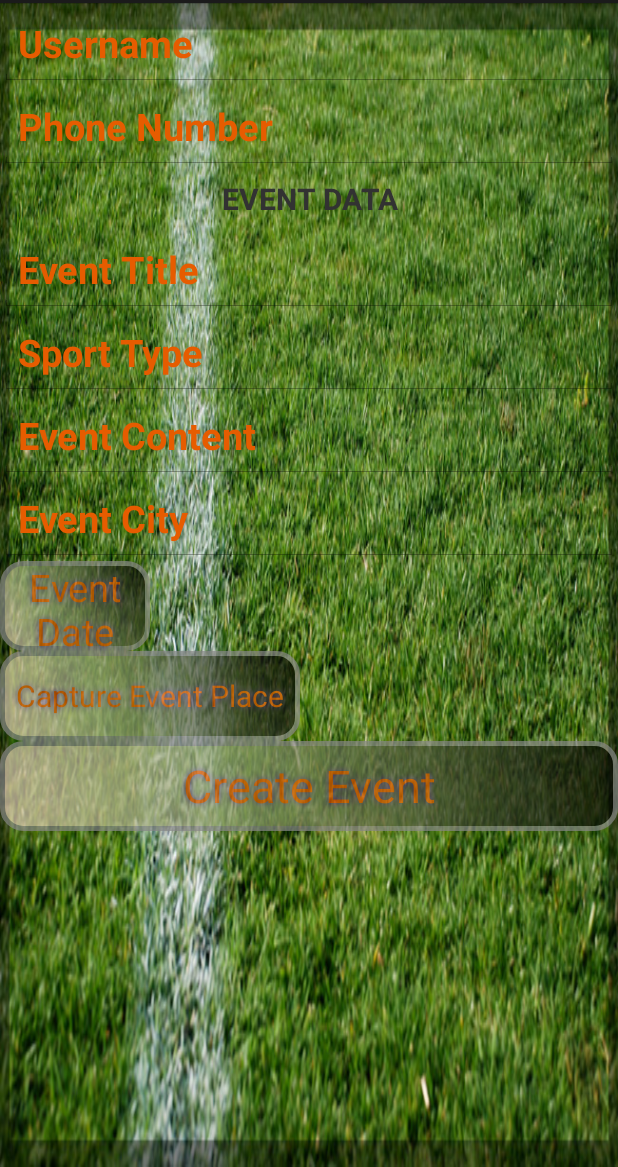
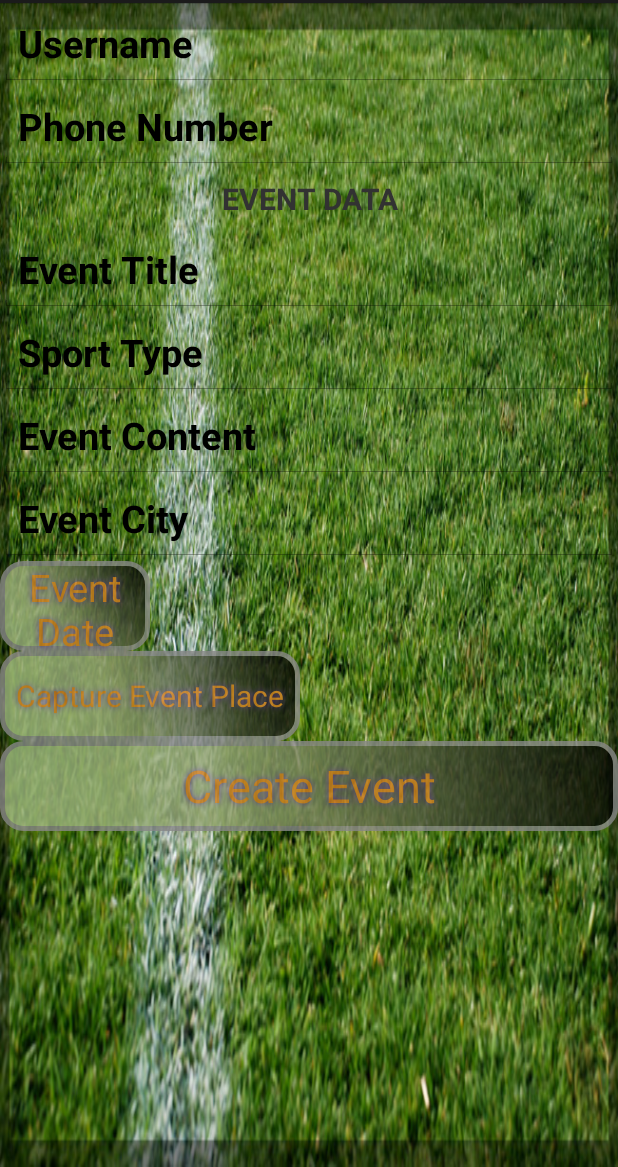
Before and after one commit to stefanNaumov/FredFlintstone, an Android app: the RegisterEventActivity screen opened directly, with no data from a screen before it, on a phone screen of 412 x 824 dp, the part 69-1236 px from its top. Run offline under Robolectric (Android 15) with nearby library versions, the phone set to English and light mode, and no system bars; libraries missing offline, so code that uses them is left out: com.telerik.everlive; 1 statement that could not run was skipped.

Commit message:
fixed buttons

```diff
--- a/app/src/main/res/drawable-hdpi/button_shape.xml
+++ b/app/src/main/res/drawable-hdpi/button_shape.xml
@@ -7,7 +7,7 @@
         android:angle="45"
         android:centerX="35%"
         android:centerColor="#98A877"
-        android:startColor="#E8D2BA"
+        android:startColor="#9EB87F"
         android:endColor="#000000"
         android:type="linear"
         />
--- a/app/src/main/res/layout/register_event_layout.xml
+++ b/app/src/main/res/layout/register_event_layout.xml
@@ -14,7 +14,7 @@
             android:layout_height="55dp"
             android:hint="@string/username"
             android:id="@+id/userNameInput"
-            android:textColorHint="@color/text_color_orange"
+            android:textColorHint="@color/color_black"
             android:textStyle="bold"
             android:textSize="25sp"/>
         <EditText
@@ -22,7 +22,7 @@
             android:layout_height="55dp"
             android:hint="@string/phoneNumber"
             android:id="@+id/userPhoneInput"
-            android:textColorHint="@color/text_color_orange"
+            android:textColorHint="@color/color_black"
             android:textStyle="bold"
             android:textSize="25sp"/>
         <TextView
@@ -31,7 +31,7 @@
             android:text="@string/eventDataSeparator"
             android:id="@+id/eventDataTextView"
             android:gravity="center"
-            android:textColorHint="@color/color_black"
+            android:textColorHint="@color/color_metallic_blue"
             android:textStyle="bold"
             android:textSize="20sp"/>
         <EditText
@@ -39,7 +39,7 @@
             android:layout_height="55dp"
             android:hint="@string/title"
             android:id="@+id/eventTitleInput"
-            android:textColorHint="@color/text_color_orange"
+            android:textColorHint="@color/color_black"
             android:textStyle="bold"
             android:textSize="25sp"/>
         <EditText
@@ -47,7 +47,7 @@
             android:layout_height="55dp"
             android:hint="@string/sportType"
             android:id="@+id/eventSportTypeInput"
-            android:textColorHint="@color/text_color_orange"
+            android:textColorHint="@color/color_black"
             android:textStyle="bold"
             android:textSize="25sp"/>
         <EditText
@@ -55,7 +55,7 @@
             android:layout_height="55dp"
             android:hint="@string/content"
             android:id="@+id/eventContentInput"
-            android:textColorHint="@color/text_color_orange"
+            android:textColorHint="@color/color_black"
             android:textStyle="bold"
             android:textSize="25sp"/>
         <EditText
@@ -63,7 +63,7 @@
             android:layout_height="55dp"
             android:hint="@string/city"
             android:id="@+id/eventCityInput"
-            android:textColorHint="@color/text_color_orange"
+            android:textColorHint="@color/color_black"
             android:textStyle="bold"
             android:textSize="25sp"/>
 
@@ -83,7 +83,7 @@
                 android:shadowRadius="5"
                 android:textColor="@color/text_color_orange"
                 android:textSize="25sp"
-                android:alpha="0.70"/>
+                android:alpha="0.80"/>
             <TextView
                 android:layout_width="fill_parent"
                 android:layout_height="match_parent"
@@ -106,7 +106,7 @@
             android:shadowRadius="5"
             android:textColor="@color/text_color_orange"
             android:textSize="20sp"
-            android:alpha="0.70"/>
+            android:alpha="0.80"/>
 
         <Button
             android:layout_width="match_parent"
@@ -121,7 +121,7 @@
             android:shadowRadius="5"
             android:textColor="@color/text_color_orange"
             android:textSize="30sp"
-            android:alpha="0.70"/>
+            android:alpha="0.80"/>
 
     </LinearLayout>
 
--- a/app/src/main/res/values/styles.xml
+++ b/app/src/main/res/values/styles.xml
@@ -1,8 +1,9 @@
 <resources>
 
-    <color name="text_color_orange">#E65C00</color>
+    <color name="text_color_orange">#D48122</color>
     <color name="color_black">#000000</color>
     <color name="color_olive_gray">#272722</color>
+    <color name="color_metallic_blue">#5F869E</color>
 
 
     <!-- Base application theme. -->
```
